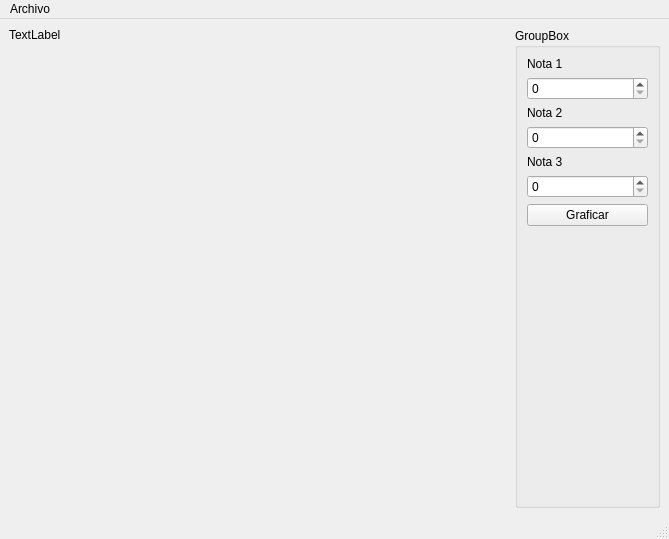
Qt form principal.ui (AlexNoSeQuePoner/Estadistica) before a commit.
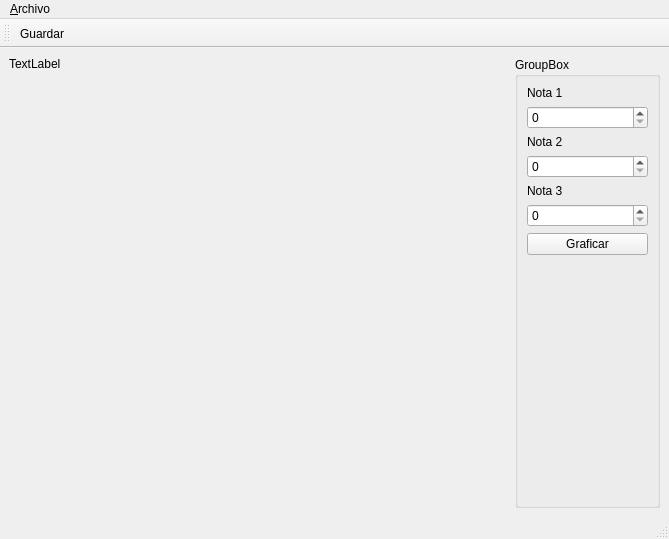
The same form after that commit. Icons and pictures are not drawn.

Commit message: Añadido iconos y toolbar

Diff of the .ui file:
```diff
--- a/principal.ui
+++ b/principal.ui
@@ -139,13 +139,25 @@
    </property>
    <widget class="QMenu" name="menuArchivo">
     <property name="title">
-     <string>Archivo</string>
+     <string>&amp;Archivo</string>
     </property>
     <addaction name="actionGuardar"/>
    </widget>
    <addaction name="menuArchivo"/>
   </widget>
   <widget class="QStatusBar" name="statusbar"/>
+  <widget class="QToolBar" name="toolBar">
+   <property name="windowTitle">
+    <string>toolBar</string>
+   </property>
+   <attribute name="toolBarArea">
+    <enum>TopToolBarArea</enum>
+   </attribute>
+   <attribute name="toolBarBreak">
+    <bool>false</bool>
+   </attribute>
+   <addaction name="actionGuardar"/>
+  </widget>
   <action name="actionGuardar">
    <property name="text">
     <string>&amp;Guardar</string>
```
Left out of the diff: 12 changed lines with no effect on the pictures. The commit also changes 4 other files.
